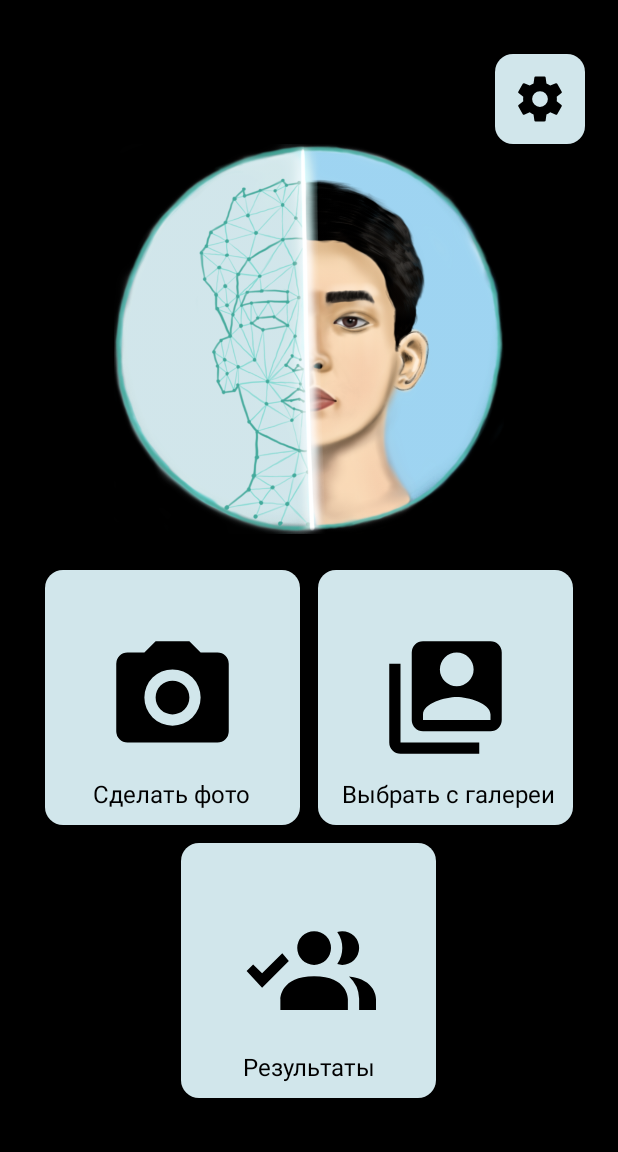
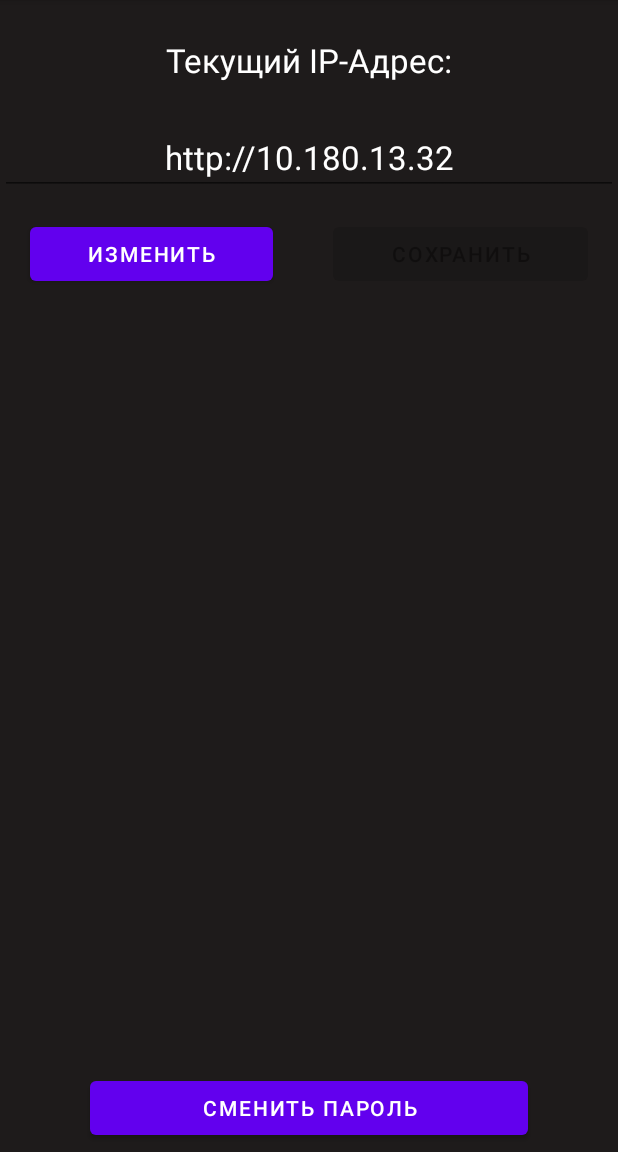
Before and after one commit to diashima/FaceRecognitonOnlyPhoto, an Android app: the MainFragment screen opened through its navigation route, after a tap on an icon or button, on a phone screen of 412 x 824 dp, the part 84-1236 px from its top. Run offline under Robolectric (Android 15) with nearby library versions, the phone set to English and light mode, and no system bars.

Commit message:
added settings

```diff
--- a/app/build.gradle
+++ b/app/build.gradle
@@ -14,8 +14,8 @@ android {
         applicationId "kz.tengrilab.facerecognitononlyphoto"
         minSdkVersion 28
         targetSdkVersion 30
-        versionCode 1
-        versionName "1.0"
+        versionCode 2
+        versionName "2"
 
         testInstrumentationRunner "androidx.test.runner.AndroidJUnitRunner"
     }
--- a/app/src/main/java/kz/tengrilab/facerecognitononlyphoto/auth/LoginFragment.kt
+++ b/app/src/main/java/kz/tengrilab/facerecognitononlyphoto/auth/LoginFragment.kt
@@ -75,7 +75,8 @@ class LoginFragment : Fragment() {
                     try {
                         val obj = JSONObject(body!!.string())
                         val token = obj.getString("token")
-                        saveCredentials(username, token)
+                        val userId = obj.getInt("user_id")
+                        saveCredentials(username, token, userId)
                         //val expiresIn = obj.getInt("expires_in")
                         //val expiresAt = obj.getString("expires_at")
                         Snackbar.make(view!!, "Вход выполнен", Snackbar.LENGTH_LONG).show()
@@ -101,11 +102,12 @@ class LoginFragment : Fragment() {
         })
     }
 
-    private fun saveCredentials(login: String, token: String) {
+    private fun saveCredentials(login: String, token: String, userId: Int) {
         val sharedPref = activity?.getSharedPreferences(Variables.sharedPrefLogin, Context.MODE_PRIVATE) ?: return
         with (sharedPref.edit()) {
             putString(Variables.sharedPrefLogin, login)
             putString(Variables.sharedPrefToken, token)
+            putInt(Variables.sharedPredId, userId)
             apply()
         }
     }
--- a/app/src/main/java/kz/tengrilab/facerecognitononlyphoto/results/ResultsAdapter.kt
+++ b/app/src/main/java/kz/tengrilab/facerecognitononlyphoto/results/ResultsAdapter.kt
@@ -37,7 +37,8 @@ class ResultsAdapter(private val items: List<Face.Result>, private val listener:
                 binding.textFaceId.text = this.faceId
                 binding.textImageUrl.text = this.imageLink
                 binding.textViewUniqueId.text = this.uniqueId
-                Picasso.get().load(this.photoPath).into(binding.imageViewCard)
+                //Picasso.get().load(this.photoPath.replace("10.77.1.62", "10.77.6.62")).into(binding.imageViewCard)
+                Picasso.get().load("http://10.150.34.13:10150/"+this.photoPath).into(binding.imageViewCard)
             }
         }
     }
--- a/app/src/main/java/kz/tengrilab/facerecognitononlyphoto/results/ResultsFragment.kt
+++ b/app/src/main/java/kz/tengrilab/facerecognitononlyphoto/results/ResultsFragment.kt
@@ -67,7 +67,7 @@ class ResultsFragment : Fragment(), ResultsAdapter.OnItemClickListener {
         val resultPath = key[position].resultsPath
         val uniqueId = key[position].uniqueId
         val faceId = key[position].faceId
-        val imageUrl = key[position].imageLink
+        //val imageUrl = key[position].imageLink
         val photoPath = key[position].photoPath
         val photoOriginal = key[position].photoOriginal
 
--- a/app/src/main/java/kz/tengrilab/facerecognitononlyphoto/results/details/DetailsFragment.kt
+++ b/app/src/main/java/kz/tengrilab/facerecognitononlyphoto/results/details/DetailsFragment.kt
@@ -35,8 +35,10 @@ class DetailsFragment : Fragment() {
 
     override fun onViewCreated(view: View, savedInstanceState: Bundle?) {
         super.onViewCreated(view, savedInstanceState)
-        val originalLink = args.photoOriginal
-        val cropLink = args.photoPath
+        //val originalLink = args.photoOriginal.replace("10.77.1.62", "10.77.6.62")
+        //val cropLink = args.photoPath.replace("10.77.1.62", "10.77.6.62")
+        val originalLink = "http://10.150.34.13:10150/" + args.photoOriginal
+        val cropLink = "http://10.150.34.13:10150/" + args.photoPath
         Picasso.get().load(cropLink).into(binding.imageViewCrop)
         Picasso.get().load(originalLink).into(binding.imageViewOriginal)
         getDetails()
--- /dev/null
+++ b/app/src/main/java/kz/tengrilab/facerecognitononlyphoto/settings/SettingsFragment.kt
@@ -0,0 +1,107 @@
+package kz.tengrilab.facerecognitononlyphoto.settings
+
+import android.content.Context
+import android.os.Bundle
+import android.transition.Visibility
+import android.util.Log
+import android.view.LayoutInflater
+import android.view.View
+import android.view.ViewGroup
+import androidx.fragment.app.Fragment
+import kz.tengrilab.facerecognitononlyphoto.ApiClient
+import kz.tengrilab.facerecognitononlyphoto.Variables
+import kz.tengrilab.facerecognitononlyphoto.databinding.FragmentSettingsBinding
+import okhttp3.MultipartBody
+import okhttp3.ResponseBody
+import retrofit2.Call
+import retrofit2.Callback
+import retrofit2.Response
+import retrofit2.create
+
+
+class SettingsFragment : Fragment() {
+
+    private var _binding: FragmentSettingsBinding? = null
+    private val binding get() = _binding!!
+
+    override fun onCreateView(inflater: LayoutInflater, container: ViewGroup?,
+                              savedInstanceState: Bundle?): View {
+        _binding = FragmentSettingsBinding.inflate(inflater, container, false)
+        return binding.root
+    }
+
+    override fun onViewCreated(view: View, savedInstanceState: Bundle?) {
+        super.onViewCreated(view, savedInstanceState)
+        loadIp()
+        binding.IPAddressText.setText(loadIp())
+        binding.buttonEdit.setOnClickListener {
+            binding.buttonEdit.isEnabled = false
+            binding.buttonSave.isEnabled = true
+        }
+
+        binding.buttonSave.setOnClickListener {
+            val ip = binding.IPAddressText.text.toString()
+            saveIp(ip)
+            binding.buttonSave.isEnabled = false
+            binding.buttonEdit.isEnabled = true
+        }
+
+        binding.buttonChange.setOnClickListener {
+            binding.layoutPassword.visibility = View.VISIBLE
+        }
+
+        binding.buttonSavePass.setOnClickListener {
+            val retrofit = ApiClient.getRetrofitClient()
+            val settingsInterface = retrofit.create(SettingsInterface::class.java)
+
+            val body = MultipartBody.Builder()
+                .setType(MultipartBody.FORM)
+                .addFormDataPart("old_password", binding.textOldPass.text.toString())
+                .addFormDataPart("password", binding.textNewPass.text.toString())
+                .addFormDataPart("password2", binding.textConfirmPass.text.toString())
+                .build()
+
+            val call = settingsInterface.changePassword(Variables.headers2 + loadToken(), loadId(), body)
+            call.enqueue(object : Callback<ResponseBody>{
+                override fun onResponse(
+                    call: Call<ResponseBody>,
+                    response: Response<ResponseBody>
+                ) {
+                    Log.d("Test", response.code().toString())
+                    if (response.body() != null) {
+                        Log.d("Test", response.body().toString())
+                    }
+                    if (response.errorBody() != null) {
+                        Log.d("Test", response.errorBody().toString())
+                    }
+                }
+
+                override fun onFailure(call: Call<ResponseBody>, t: Throwable) {
+                }
+            })
+        }
+    }
+
+    private fun saveIp(ip: String) {
+        val sharedPref = activity?.getSharedPreferences(Variables.sharedPrefIp, Context.MODE_PRIVATE) ?: return
+        with (sharedPref.edit()) {
+            putString(Variables.sharedPrefIp, ip)
+            apply()
+        }
+    }
+
+    private fun loadIp() : String? {
+        val sharedPreferences = activity?.getSharedPreferences(Variables.sharedPrefIp, Context.MODE_PRIVATE)!!
+        return sharedPreferences.getString(Variables.sharedPrefIp, Variables.url)
+    }
+
+    private fun loadId() : Int {
+        val sharedPreferences = activity?.getSharedPreferences(Variables.sharedPrefLogin, Context.MODE_PRIVATE)!!
+        return sharedPreferences.getInt(Variables.sharedPredId, 0)
+    }
+
+    private fun loadToken() : String? {
+        val sharedPreferences = activity?.getSharedPreferences(Variables.sharedPrefLogin, Context.MODE_PRIVATE)!!
+        return sharedPreferences.getString(Variables.sharedPrefToken, null)
+    }
+}
--- /dev/null
+++ b/app/src/main/java/kz/tengrilab/facerecognitononlyphoto/settings/SettingsInterface.kt
@@ -0,0 +1,30 @@
+package kz.tengrilab.facerecognitononlyphoto.settings
+
+import kz.tengrilab.facerecognitononlyphoto.Variables
+import okhttp3.RequestBody
+import okhttp3.ResponseBody
+import retrofit2.Call
+import retrofit2.http.*
+
+interface SettingsInterface {
+    /*@Multipart
+    @Headers(Variables.headers)
+    @POST("/api/adm/change-user-password/{id}")
+    fun changePassword(
+        @Header("Authorization") header: String,
+        @Path("id") id: Int,
+        @Part old_password: MultipartBody.Part,
+        @Part password: MultipartBody.Part,
+        @Part password2: MultipartBody.Part
+    ): Call<ResponseBody>*/
+
+
+
+    @Headers(Variables.headers)
+    @PUT("/api/adm/change-user-password/{id}")
+    fun changePassword(
+        @Header("Authorization") header: String,
+        @Path("id") id: Int,
+        @Body body: RequestBody
+    ): Call<ResponseBody>
+}
--- a/app/src/main/res/layout/fragment_main.xml
+++ b/app/src/main/res/layout/fragment_main.xml
@@ -27,7 +27,7 @@
 
             <ImageView
                 android:layout_width="match_parent"
-                android:layout_height="match_parent"
+                android:layout_height="34dp"
                 android:layout_gravity="center"
                 android:layout_margin="12dp"
                 android:src="@drawable/ic_settings" />
--- /dev/null
+++ b/app/src/main/res/layout/fragment_settings.xml
@@ -0,0 +1,123 @@
+<?xml version="1.0" encoding="utf-8"?>
+<LinearLayout xmlns:android="http://schemas.android.com/apk/res/android"
+    android:layout_width="match_parent"
+    android:layout_height="match_parent"
+    android:background="@color/background"
+    android:orientation="vertical">
+
+    <TextView
+        android:layout_width="match_parent"
+        android:layout_height="wrap_content"
+        android:layout_marginTop="25dp"
+        android:text="@string/current_ip"
+        android:gravity="center"
+        android:textColor="@color/white"
+        android:textSize="22sp" />
+
+    <EditText
+        android:id="@+id/IPAddressText"
+        android:layout_width="match_parent"
+        android:layout_height="wrap_content"
+        android:layout_marginTop="25dp"
+        android:ems="10"
+        android:inputType="textPersonName"
+        android:text="@string/default_ip"
+        android:textAlignment="center"
+        android:textColor="@color/white"
+        android:textSize="22sp"
+        android:clickable="false"/>
+
+    <LinearLayout
+        android:layout_marginTop="15dp"
+        android:layout_marginBottom="15dp"
+        android:layout_width="match_parent"
+        android:layout_height="wrap_content"
+        android:orientation="horizontal">
+
+        <Button
+            android:id="@+id/buttonEdit"
+            android:layout_width="wrap_content"
+            android:layout_height="wrap_content"
+            android:layout_weight="1"
+            android:layout_marginStart="20dp"
+            android:layout_marginEnd="20dp"
+            android:text="@string/edit" />
+
+        <Button
+            android:id="@+id/buttonSave"
+            android:layout_width="wrap_content"
+            android:layout_height="wrap_content"
+            android:layout_weight="1"
+            android:layout_marginStart="20dp"
+            android:layout_marginEnd="20dp"
+            android:text="@string/save"
+            android:enabled="false"/>
+    </LinearLayout>
+
+    <LinearLayout
+        android:id="@+id/layout_password"
+        android:layout_width="match_parent"
+        android:layout_height="wrap_content"
+        android:orientation="vertical"
+        android:visibility="gone"
+        >
+
+        <EditText
+            android:layout_marginTop="5dp"
+            android:id="@+id/textOldPass"
+            android:layout_width="match_parent"
+            android:layout_height="wrap_content"
+            android:ems="10"
+            android:hint="@string/old_pass"
+            android:inputType="textPersonName"
+            android:minHeight="48dp"
+            android:textColorHint="@color/white" />
+
+        <EditText
+            android:layout_marginTop="5dp"
+            android:id="@+id/textNewPass"
+            android:layout_width="match_parent"
+            android:layout_height="wrap_content"
+            android:ems="10"
+            android:inputType="textPersonName"
+            android:minHeight="48dp"
+            android:hint="@string/new_pass"
+            android:textColorHint="@color/white"/>
+
+        <EditText
+            android:layout_marginTop="5dp"
+            android:id="@+id/textConfirmPass"
+            android:layout_width="match_parent"
+            android:layout_height="wrap_content"
+            android:ems="10"
+            android:minHeight="48dp"
+            android:inputType="textPersonName"
+            android:hint="@string/confirm_pass"
+            android:textColorHint="@color/white" />
+
+        <Button
+            android:id="@+id/buttonSavePass"
+            android:layout_marginStart="100dp"
+            android:layout_marginEnd="100dp"
+            android:layout_width="match_parent"
+            android:layout_height="wrap_content"
+            android:text="@string/save_password_new" />
+    </LinearLayout>
+
+    <RelativeLayout
+        android:layout_width="match_parent"
+        android:layout_height="match_parent">
+
+        <Button
+            android:id="@+id/buttonChange"
+            android:layout_alignParentBottom="true"
+            android:layout_marginStart="60dp"
+            android:layout_marginEnd="60dp"
+            android:layout_width="match_parent"
+            android:layout_height="wrap_content"
+            android:layout_marginBottom="5dp"
+            android:text="@string/change_password" />
+    </RelativeLayout>
+
+
+</LinearLayout>
--- a/app/src/main/res/navigation/nav_graph.xml
+++ b/app/src/main/res/navigation/nav_graph.xml
@@ -90,4 +90,14 @@
             app:argType="string"
             app:nullable="false"/>
     </fragment>
+
+    <fragment
+        android:id="@+id/settingsFragment"
+        android:name="kz.tengrilab.facerecognitononlyphoto.settings.SettingsFragment"
+        android:label="fragment_settings"
+        tools:layout="@layout/fragment_settings">
+        <action
+            android:id="@+id/action_connect"
+            app:destination="@+id/mainFragment"/>
+    </fragment>
 </navigation>
--- a/app/src/main/res/values/colors.xml
+++ b/app/src/main/res/values/colors.xml
@@ -10,4 +10,5 @@
     <color name="background">#1E1B1B</color>
     <color name="background2">#EE4E5051</color>
     <color name="lightBlue">#00C4FF</color>
+    <color name="blue2">#EE05638F</color>
 </resources>
--- a/app/src/main/res/values/strings.xml
+++ b/app/src/main/res/values/strings.xml
@@ -2,4 +2,13 @@
     <string name="app_name">Face Recognition</string>
     <string name="send">Отправить</string>
     <string name="empty_results">Результаты отсутствуют</string>
+    <string name="current_ip">Текущий IP-Адрес:</string>
+    <string name="default_ip">192.168.1.1</string>
+    <string name="edit">Изменить</string>
+    <string name="save">Сохранить</string>
+    <string name="change_password">Сменить пароль</string>
+    <string name="old_pass">Старый пароль</string>
+    <string name="new_pass">Новый пароль</string>
+    <string name="confirm_pass">Подтвердите пароль</string>
+    <string name="save_password_new">Сохранить пароль</string>
 </resources>
--- a/build.gradle
+++ b/build.gradle
@@ -6,7 +6,7 @@ buildscript {
         jcenter()
     }
     dependencies {
-        classpath "com.android.tools.build:gradle:4.2.2"
+        classpath 'com.android.tools.build:gradle:7.0.0'
         classpath "org.jetbrains.kotlin:kotlin-gradle-plugin:$kotlin_version"
         classpath 'com.google.gms:google-services:4.3.8'
         classpath "androidx.navigation:navigation-safe-args-gradle-plugin:2.3.5"
```
Also changed, not shown: app/src/main/java/kz/tengrilab/facerecognitononlyphoto/Variables.kt (+4 -4 lines), app/src/main/res/drawable/circle_btn.xml (added, +11 -0 lines), app/src/main/res/drawable/circle_layout.xml (added, +11 -0 lines), app/src/main/res/drawable/pencil.xml (added, +9 -0 lines), app/src/main/res/drawable/logo_tengri.png (added), gradle/wrapper/gradle-wrapper.properties.
